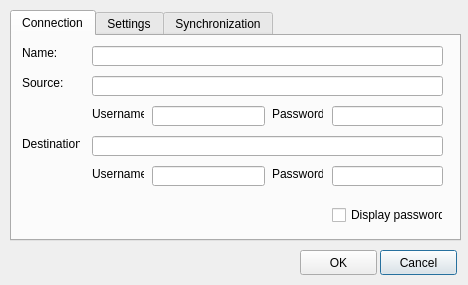
This is trunk/FTPSynchronizer/ConnectionDialog.ui in martin-kudlicka/ftp-synchronizer as Qt 5 draws it before an edit. The edited form follows.
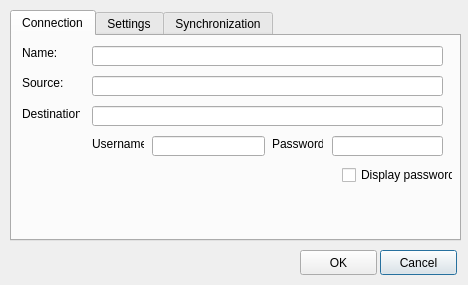
This is the edited form.

Commit message: - removed source user name and password option

Patch:
```diff
--- a/trunk/FTPSynchronizer/ConnectionDialog.ui
+++ b/trunk/FTPSynchronizer/ConnectionDialog.ui
@@ -83,19 +83,6 @@
       <string>Name:</string>
      </property>
     </widget>
-    <widget class="QLabel" name="label_2" >
-     <property name="geometry" >
-      <rect>
-       <x>10</x>
-       <y>100</y>
-       <width>58</width>
-       <height>16</height>
-      </rect>
-     </property>
-     <property name="text" >
-      <string>Destination:</string>
-     </property>
-    </widget>
     <widget class="QLineEdit" name="qleSource" >
      <property name="geometry" >
       <rect>
@@ -116,50 +103,24 @@
       </rect>
      </property>
     </widget>
-    <widget class="QLabel" name="label_4" >
+    <widget class="QLabel" name="label_2" >
      <property name="geometry" >
       <rect>
-       <x>80</x>
+       <x>10</x>
        <y>70</y>
-       <width>52</width>
+       <width>58</width>
        <height>16</height>
       </rect>
      </property>
      <property name="text" >
-      <string>Username:</string>
-     </property>
-    </widget>
-    <widget class="QLabel" name="label_5" >
-     <property name="geometry" >
-      <rect>
-       <x>260</x>
-       <y>70</y>
-       <width>51</width>
-       <height>16</height>
-      </rect>
-     </property>
-     <property name="text" >
-      <string>Password:</string>
-     </property>
-    </widget>
-    <widget class="QLabel" name="label_6" >
-     <property name="geometry" >
-      <rect>
-       <x>260</x>
-       <y>130</y>
-       <width>51</width>
-       <height>16</height>
-      </rect>
-     </property>
-     <property name="text" >
-      <string>Password:</string>
+      <string>Destination:</string>
      </property>
     </widget>
     <widget class="QLabel" name="label_7" >
      <property name="geometry" >
       <rect>
        <x>80</x>
-       <y>130</y>
+       <y>100</y>
        <width>52</width>
        <height>16</height>
       </rect>
@@ -168,57 +129,34 @@
       <string>Username:</string>
      </property>
     </widget>
-    <widget class="QCheckBox" name="checkBox_3" >
-     <property name="geometry" >
-      <rect>
-       <x>320</x>
-       <y>170</y>
-       <width>111</width>
-       <height>18</height>
-      </rect>
-     </property>
-     <property name="text" >
-      <string>Display passwords</string>
-     </property>
-    </widget>
-    <widget class="QLineEdit" name="qleSourcePassword" >
-     <property name="geometry" >
-      <rect>
-       <x>320</x>
-       <y>70</y>
-       <width>111</width>
-       <height>20</height>
-      </rect>
-     </property>
-     <property name="echoMode" >
-      <enum>QLineEdit::Password</enum>
-     </property>
-    </widget>
-    <widget class="QLineEdit" name="qleDestination" >
-     <property name="geometry" >
-      <rect>
-       <x>80</x>
-       <y>100</y>
-       <width>351</width>
-       <height>20</height>
-      </rect>
-     </property>
-    </widget>
     <widget class="QLineEdit" name="qleDestinationUsername" >
      <property name="geometry" >
       <rect>
        <x>140</x>
-       <y>130</y>
+       <y>100</y>
        <width>113</width>
        <height>20</height>
       </rect>
      </property>
     </widget>
+    <widget class="QLabel" name="label_6" >
+     <property name="geometry" >
+      <rect>
+       <x>260</x>
+       <y>100</y>
+       <width>51</width>
+       <height>16</height>
+      </rect>
+     </property>
+     <property name="text" >
+      <string>Password:</string>
+     </property>
+    </widget>
     <widget class="QLineEdit" name="qleDestinationPassword" >
      <property name="geometry" >
       <rect>
        <x>320</x>
-       <y>130</y>
+       <y>100</y>
        <width>111</width>
        <height>20</height>
       </rect>
@@ -227,16 +165,29 @@
       <enum>QLineEdit::Password</enum>
      </property>
     </widget>
-    <widget class="QLineEdit" name="qleSourceUsername" >
+    <widget class="QLineEdit" name="qleDestination" >
      <property name="geometry" >
       <rect>
-       <x>140</x>
+       <x>80</x>
        <y>70</y>
-       <width>113</width>
+       <width>351</width>
        <height>20</height>
       </rect>
      </property>
     </widget>
+    <widget class="QCheckBox" name="checkBox_3" >
+     <property name="geometry" >
+      <rect>
+       <x>330</x>
+       <y>130</y>
+       <width>111</width>
+       <height>18</height>
+      </rect>
+     </property>
+     <property name="text" >
+      <string>Display password</string>
+     </property>
+    </widget>
    </widget>
    <widget class="QWidget" name="tab_2" >
     <attribute name="title" >
```
Left out of the diff: 2 changed lines with no effect on the pictures. The commit also changes 4 other files.
